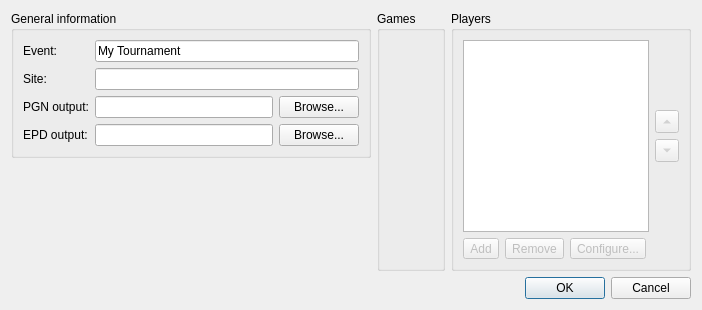
leedavid/QTggchess, file projects/gui/ui/newtournamentdlg.ui: the form before one commit.
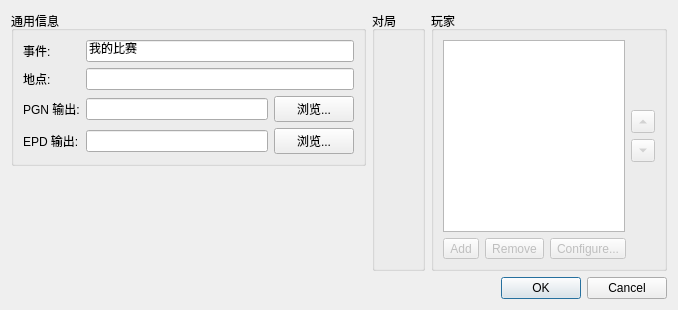
The form after the commit. Icons and pictures are not drawn. Custom widgets are drawn as their Qt base class.

Diff of the .ui file:
```diff
--- a/projects/gui/ui/newtournamentdlg.ui
+++ b/projects/gui/ui/newtournamentdlg.ui
@@ -24,13 +24,13 @@
        <item>
         <widget class="QGroupBox" name="groupBox_3">
          <property name="title">
-          <string>General information</string>
+          <string>通用信息</string>
          </property>
          <layout class="QFormLayout" name="formLayout_2">
           <item row="0" column="0">
            <widget class="QLabel" name="label_3">
             <property name="text">
-             <string>Event:</string>
+             <string>事件:</string>
             </property>
             <property name="buddy">
              <cstring>m_nameEdit</cstring>
@@ -40,7 +40,7 @@
           <item row="0" column="1">
            <widget class="QLineEdit" name="m_nameEdit">
             <property name="text">
-             <string>My Tournament</string>
+             <string>我的比赛</string>
             </property>
             <property name="maxLength">
              <number>127</number>
@@ -50,7 +50,7 @@
           <item row="1" column="0">
            <widget class="QLabel" name="label_4">
             <property name="text">
-             <string>Site:</string>
+             <string>地点:</string>
             </property>
             <property name="buddy">
              <cstring>m_siteEdit</cstring>
@@ -67,7 +67,7 @@
           <item row="2" column="0">
            <widget class="QLabel" name="label_5">
             <property name="text">
-             <string>PGN output:</string>
+             <string>PGN 输出:</string>
             </property>
             <property name="buddy">
              <cstring>m_pgnoutEdit</cstring>
@@ -98,7 +98,7 @@
                </sizepolicy>
               </property>
               <property name="text">
-               <string>Browse...</string>
+               <string>浏览...</string>
               </property>
              </widget>
             </item>
@@ -107,7 +107,7 @@
           <item row="3" column="0">
            <widget class="QLabel" name="label">
             <property name="text">
-             <string>EPD output:</string>
+             <string>EPD 输出:</string>
             </property>
            </widget>
           </item>
@@ -122,7 +122,7 @@
             <item>
              <widget class="QPushButton" name="m_browseEpdoutBtn">
               <property name="text">
-               <string>Browse...</string>
+               <string>浏览...</string>
               </property>
              </widget>
             </item>
@@ -152,7 +152,7 @@
      <item>
       <widget class="QGroupBox" name="groupBox_6">
        <property name="title">
-        <string>Games</string>
+        <string>对局</string>
        </property>
        <layout class="QVBoxLayout" name="verticalLayout_6">
         <item>
@@ -169,7 +169,7 @@
           <bool>false</bool>
          </property>
          <property name="title">
-          <string>Players</string>
+          <string>玩家</string>
          </property>
          <property name="flat">
           <bool>false</bool>
```
Left out of the diff: 2 changed lines with no effect on the pictures.
